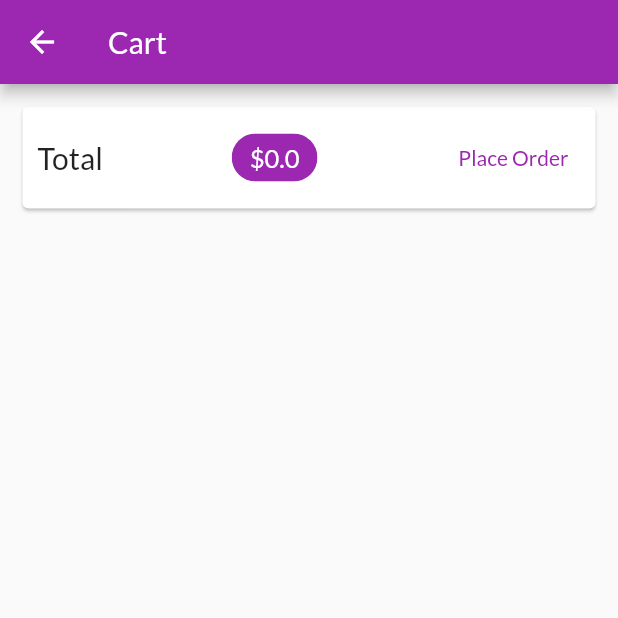
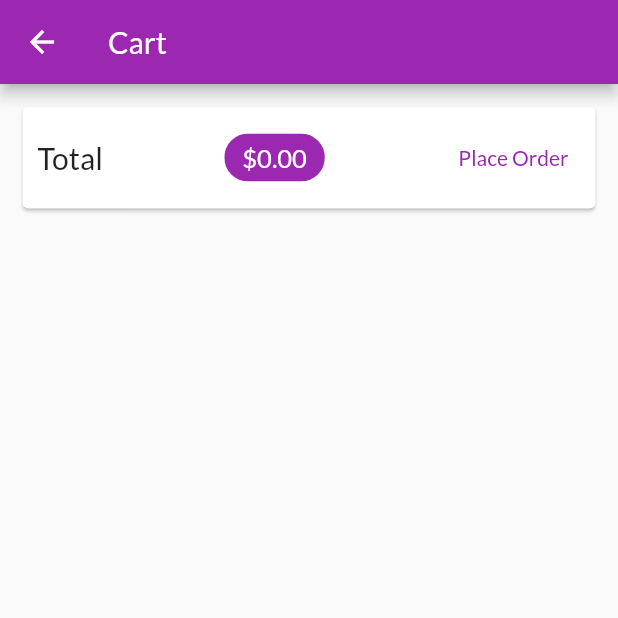
Before and after one commit to waaalidou/shop-app, a Flutter app: the CartScreen screen opened by its route, after a tap on "Place Order", on a phone screen of 412 x 824 dp, the top half of it. Run offline on Flutter 3.47's test engine with Material 2 defaults, Android fonts, the phone set to English and light mode, and no system bars; network calls fail.

Commit message:
Final Commit

```diff
--- a/lib/providers/cart.dart
+++ b/lib/providers/cart.dart
@@ -59,4 +59,9 @@ class Cart with ChangeNotifier {
     _items.remove(productId);
     notifyListeners();
   }
+
+  void clearCart() {
+    _items.clear();
+    notifyListeners();
+  }
 }
--- /dev/null
+++ b/lib/providers/order.dart
@@ -0,0 +1,38 @@
+import 'package:flutter/material.dart';
+
+import 'cart.dart';
+
+class OrderItem {
+  final String id;
+  final double amount;
+  final List<CartItem> products;
+  final DateTime dateTime;
+
+  OrderItem({
+    required this.id,
+    required this.amount,
+    required this.products,
+    required this.dateTime,
+  });
+}
+
+class Orders with ChangeNotifier {
+  List<OrderItem> _orders = [];
+
+  List<OrderItem> get orders {
+    return [..._orders];
+  }
+
+  void addOrder(List<CartItem> cartProducts, double total) {
+    _orders.insert(
+      0,
+      OrderItem(
+        id: DateTime.now().toString(),
+        amount: total,
+        dateTime: DateTime.now(),
+        products: cartProducts,
+      ),
+    );
+    notifyListeners();
+  }
+}
--- a/lib/screens/cart_screen.dart
+++ b/lib/screens/cart_screen.dart
@@ -2,6 +2,7 @@ import 'package:flutter/material.dart';
 import 'package:provider/provider.dart';
 
 import '../providers/cart.dart';
+import '../providers/order.dart';
 import '../widgets/cart_item.dart';
 
 class CartScreen extends StatelessWidget {
@@ -11,6 +12,7 @@ class CartScreen extends StatelessWidget {
   @override
   Widget build(BuildContext context) {
     final cart = Provider.of<Cart>(context);
+
     return Scaffold(
       appBar: AppBar(
         title: const Text("Cart"),
@@ -32,7 +34,7 @@ class CartScreen extends StatelessWidget {
                   ),
                   Chip(
                     label: Text(
-                      "\$${cart.totalAmount}",
+                      "\$${cart.totalAmount.toStringAsFixed(2)}",
                       style:
                           Theme.of(context).textTheme.headlineSmall!.copyWith(
                                 fontSize: 17,
@@ -42,7 +44,13 @@ class CartScreen extends StatelessWidget {
                     backgroundColor: Theme.of(context).colorScheme.primary,
                   ),
                   TextButton(
-                    onPressed: () {},
+                    onPressed: () {
+                      Provider.of<Orders>(context, listen: false).addOrder(
+                        cart.items.values.toList(),
+                        cart.totalAmount,
+                      );
+                      cart.clearCart();
+                    },
                     child: const Text("Place Order"),
                   ),
                 ],
--- /dev/null
+++ b/lib/screens/orders_screen.dart
@@ -0,0 +1,28 @@
+import 'package:flutter/material.dart';
+import 'package:provider/provider.dart';
+
+import '../providers/order.dart';
+import '../widgets/app_drawer.dart';
+import '../widgets/order_item.dart';
+
+class OrdersScreen extends StatelessWidget {
+  static const screenRoutName = 'ordersRoute';
+  const OrdersScreen({super.key});
+
+  @override
+  Widget build(BuildContext context) {
+    final orderData = Provider.of<Orders>(context);
+    return Scaffold(
+      appBar: AppBar(
+        title: const Text("Your orders"),
+      ),
+      drawer: const AppDrawer(),
+      body: ListView.builder(
+        itemBuilder: (ctx, i) => OrderItemWidget(
+          order: orderData.orders[i],
+        ),
+        itemCount: orderData.orders.length,
+      ),
+    );
+  }
+}
--- a/lib/screens/products_overview_screen.dart
+++ b/lib/screens/products_overview_screen.dart
@@ -3,6 +3,7 @@
 import 'package:flutter/material.dart';
 import 'package:provider/provider.dart';
 import 'package:shop_app/screens/cart_screen.dart';
+import 'package:shop_app/widgets/app_drawer.dart';
 
 import '../providers/cart.dart';
 import '../widgets/badge.dart';
@@ -69,6 +70,7 @@ class ProductsOverviewScreenState extends State<ProductsOverviewScreen> {
           )
         ],
       ),
+      drawer : const AppDrawer(),
       body: ProductGrid(showFavourite: _showOnlyFavorites),
     );
   }
--- /dev/null
+++ b/lib/widgets/order_item.dart
@@ -0,0 +1,70 @@
+import 'dart:math';
+
+import 'package:flutter/material.dart';
+import 'package:intl/intl.dart';
+
+import '../providers/order.dart' as ord;
+
+class OrderItemWidget extends StatefulWidget {
+  final ord.OrderItem order;
+
+  const OrderItemWidget({super.key, required this.order});
+
+  @override
+  State<OrderItemWidget> createState() => _OrderItemWidgetState();
+}
+
+class _OrderItemWidgetState extends State<OrderItemWidget> {
+  bool _isExpanded = false;
+  @override
+  Widget build(BuildContext context) {
+    return Card(
+      margin: const EdgeInsets.all(10),
+      child: Column(
+        children: <Widget>[
+          ListTile(
+            title: Text('\$${widget.order.amount}'),
+            subtitle: Text(
+              DateFormat('dd-MM-yyyy hh:mm').format(widget.order.dateTime),
+            ),
+            trailing: IconButton(
+              icon: Icon(_isExpanded ? Icons.expand_less : Icons.expand_more),
+              onPressed: () {
+                setState(() {
+                  _isExpanded = !_isExpanded;
+                });
+              },
+            ),
+          ),
+          if (_isExpanded)
+            Container(
+              height: min(widget.order.products.length * 20.0 + 10, 110),
+              padding: const EdgeInsets.symmetric(horizontal: 15, vertical: 4),
+              child: ListView(
+                  children: widget.order.products
+                      .map(
+                        (product) => Row(
+                          mainAxisAlignment: MainAxisAlignment.spaceBetween,
+                          children: [
+                            Text(
+                              product.title,
+                              style: const TextStyle(
+                                fontSize: 18,
+                                fontWeight: FontWeight.bold,
+                              ),
+                            ),
+                            Text(
+                              "\$${product.quantity}x${product.price}",
+                              style: const TextStyle(
+                                  fontSize: 18, color: Colors.grey),
+                            ),
+                          ],
+                        ),
+                      )
+                      .toList()),
+            )
+        ],
+      ),
+    );
+  }
+}
--- a/pubspec.yaml
+++ b/pubspec.yaml
@@ -36,6 +36,7 @@ dependencies:
   # Use with the CupertinoIcons class for iOS style icons.
   cupertino_icons: ^1.0.2
   provider: ^6.0.5
+  intl: ^0.18.1
 
 dev_dependencies:
   flutter_test:
```
Also changed, not shown: lib/main.dart (+7 -1 lines), lib/providers/products_provider.dart (+1 -21 lines), lib/widgets/app_drawer.dart (added, +36 -0 lines), pubspec.lock.
